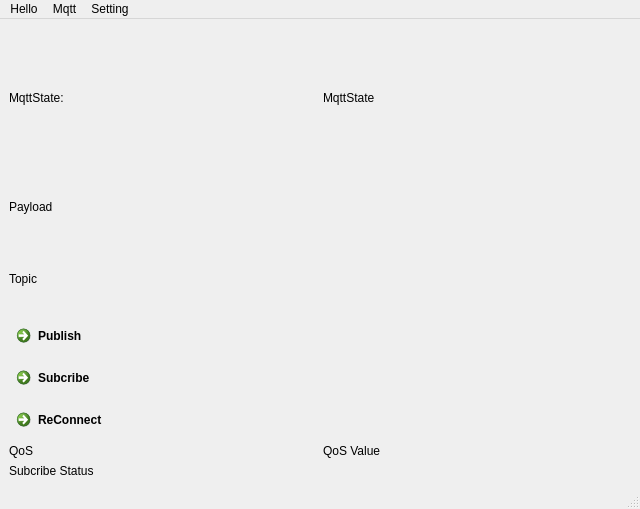
Qt form mainwindow.ui (MisakaMikoto128/QtMqttClient) before a commit.
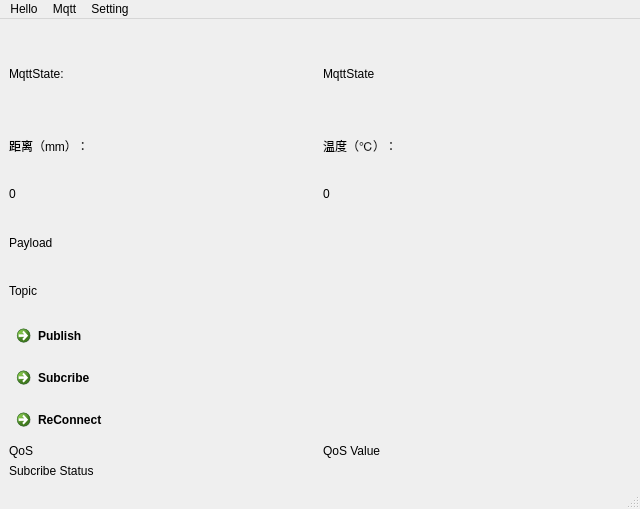
The same form after that commit.

Commit message: 显示温湿度

What changed in the file:
```diff
--- a/mainwindow.ui
+++ b/mainwindow.ui
@@ -15,7 +15,7 @@
   </property>
   <widget class="QWidget" name="centralwidget">
    <layout class="QGridLayout" name="gridLayout">
-    <item row="2" column="0">
+    <item row="3" column="0">
      <layout class="QVBoxLayout" name="verticalLayout_2">
       <item>
        <widget class="QCommandLinkButton" name="btn_Publish">
@@ -77,6 +77,24 @@
       </item>
      </layout>
     </item>
+    <item row="2" column="0">
+     <layout class="QVBoxLayout" name="verticalLayout">
+      <item>
+       <widget class="QLabel" name="label_payload">
+        <property name="text">
+         <string>Payload</string>
+        </property>
+       </widget>
+      </item>
+      <item>
+       <widget class="QLabel" name="label_topic">
+        <property name="text">
+         <string>Topic</string>
+        </property>
+       </widget>
+      </item>
+     </layout>
+    </item>
     <item row="0" column="0">
      <layout class="QHBoxLayout" name="horizontalLayout">
       <item>
@@ -96,20 +114,42 @@
      </layout>
     </item>
     <item row="1" column="0">
-     <layout class="QVBoxLayout" name="verticalLayout">
+     <layout class="QHBoxLayout" name="horizontalLayout_5">
       <item>
-       <widget class="QLabel" name="label_payload">
-        <property name="text">
-         <string>Payload</string>
-        </property>
-       </widget>
+       <layout class="QVBoxLayout" name="verticalLayout_6">
+        <item>
+         <widget class="QLabel" name="label">
+          <property name="text">
+           <string>距离（mm）：</string>
+          </property>
+         </widget>
+        </item>
+        <item>
+         <widget class="QLabel" name="label_dist">
+          <property name="text">
+           <string>0</string>
+          </property>
+         </widget>
+        </item>
+       </layout>
       </item>
       <item>
-       <widget class="QLabel" name="label_topic">
-        <property name="text">
-         <string>Topic</string>
-        </property>
-       </widget>
+       <layout class="QVBoxLayout" name="verticalLayout_4">
+        <item>
+         <widget class="QLabel" name="label_3">
+          <property name="text">
+           <string>温度（℃）：</string>
+          </property>
+         </widget>
+        </item>
+        <item>
+         <widget class="QLabel" name="label_temp">
+          <property name="text">
+           <string>0</string>
+          </property>
+         </widget>
+        </item>
+       </layout>
       </item>
      </layout>
     </item>
```
The commit also changes 1 other file.
